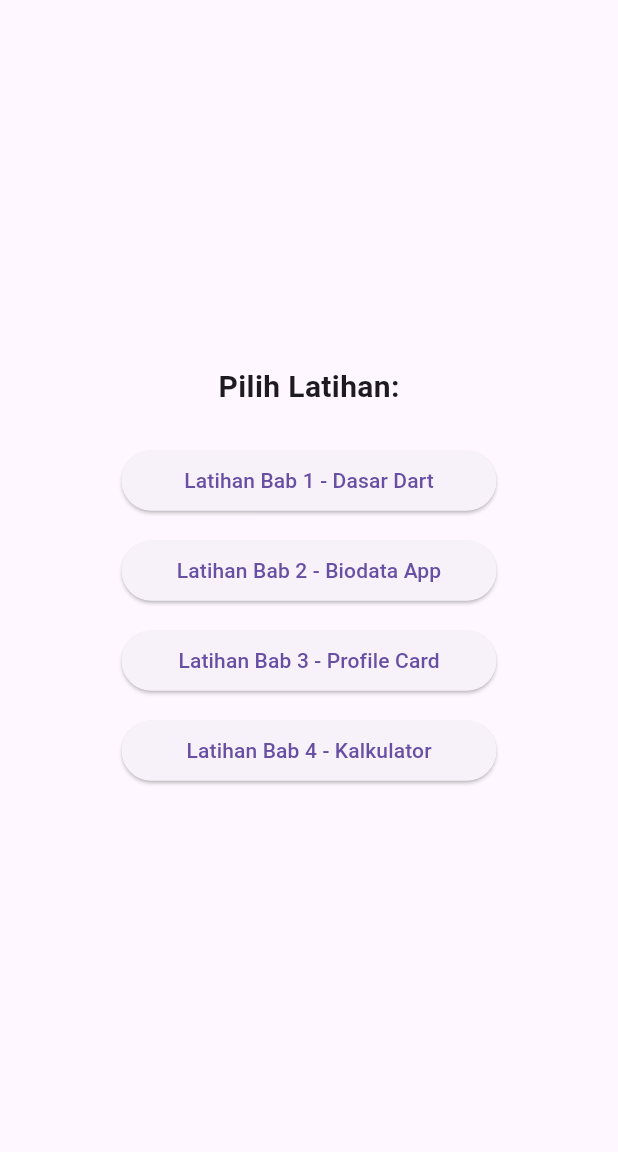
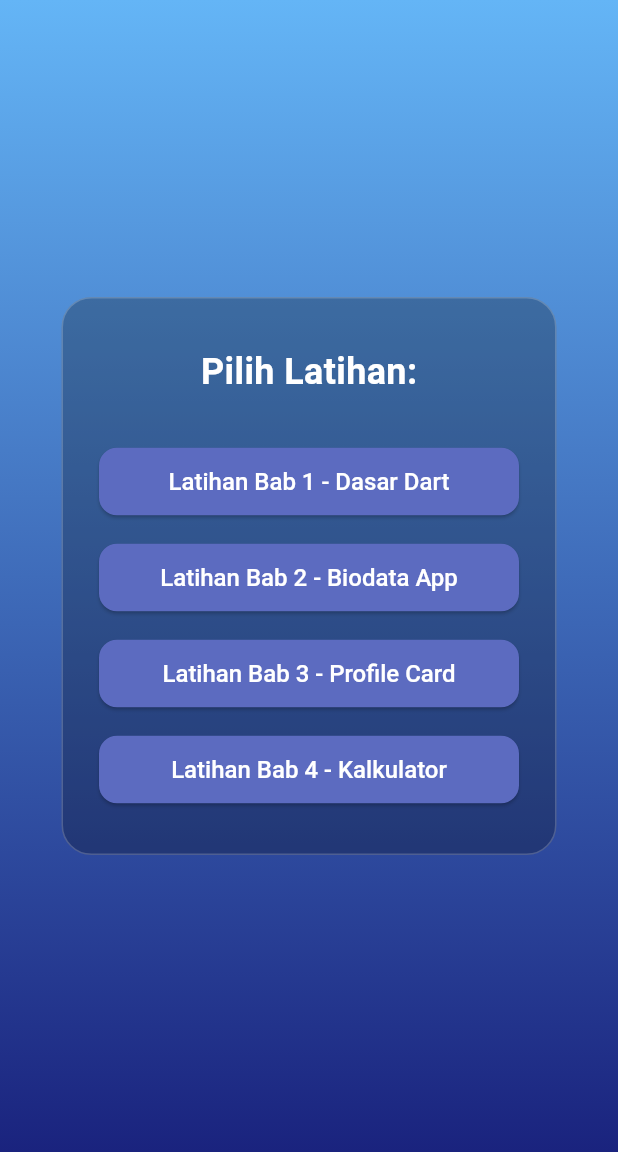
Before and after one commit to azzam380/Belajar_Flutter, a Flutter app: the screen it shows after launch, on a phone screen of 412 x 824 dp, the part 84-1236 px from its top. Run offline on Flutter 3.47's test engine with Material 3 defaults, Android fonts, the phone set to English and light mode, and no system bars.

Commit message:
second commit

```diff
--- a/lib/main.dart
+++ b/lib/main.dart
@@ -1,3 +1,5 @@
+// lib/main.dart
+
 import 'package:flutter/material.dart';
 import 'package:provider/provider.dart';
 
@@ -24,9 +26,25 @@ class MyApp extends StatelessWidget {
   Widget build(BuildContext context) {
     return MaterialApp(
       debugShowCheckedModeBanner: false,
-      title: 'Toko Online',
+      title: 'Belajar Flutter',
+      theme: ThemeData(
+        primarySwatch: Colors.indigo,
+        elevatedButtonTheme: ElevatedButtonThemeData(
+          style: ElevatedButton.styleFrom(
+            backgroundColor: Colors.indigo.shade400,
+            foregroundColor: Colors.white,
+            minimumSize: const Size(280, 45),
+            shape: RoundedRectangleBorder(
+              borderRadius: BorderRadius.circular(12),
+            ),
+            textStyle: const TextStyle(
+              fontSize: 16,
+              fontWeight: FontWeight.w500,
+            ),
+          ),
+        ),
+      ),
       initialRoute: '/',
-
       routes: {
         '/': (context) => const Homepage(),
         'Bab1': (context) => const Bab1(),
--- a/lib/pages/Homepage.dart
+++ b/lib/pages/Homepage.dart
@@ -1,9 +1,88 @@
-
-
 import 'package:flutter/material.dart';
 
-class Homepage extends StatelessWidget {
+// Fungsi main untuk menjalankan aplikasi
+void main() {
+  runApp(const MyApp());
+}
+
+class MyApp extends StatelessWidget {
+  const MyApp({super.key});
+
+  @override
+  Widget build(BuildContext context) {
+    return MaterialApp(
+      title: 'Belajar Flutter',
+      theme: ThemeData(
+        primarySwatch: Colors.indigo,
+        // Atur style default untuk ElevatedButton agar seragam
+        elevatedButtonTheme: ElevatedButtonThemeData(
+          style: ElevatedButton.styleFrom(
+            backgroundColor: Colors.indigo.shade400, // Warna tombol
+            foregroundColor: Colors.white, // Warna teks tombol
+            minimumSize: const Size(280, 45),
+            shape: RoundedRectangleBorder(
+              borderRadius: BorderRadius.circular(12),
+            ),
+            textStyle: const TextStyle(
+              fontSize: 16,
+              fontWeight: FontWeight.w500,
+            ),
+          ),
+        ),
+      ),
+      // Definisikan rute agar Navigator.pushNamed berfungsi
+      initialRoute: '/',
+      routes: {
+        '/': (context) => const Homepage(),
+        'Bab1': (context) => const PlaceholderScreen(chapter: 'Bab 1'),
+        'Bab2': (context) => const PlaceholderScreen(chapter: 'Bab 2'),
+        'Bab3': (context) => const PlaceholderScreen(chapter: 'Bab 3'),
+        'Bab4': (context) => const PlaceholderScreen(chapter: 'Bab 4'),
+      },
+    );
+  }
+}
+
+// Halaman utama dengan animasi dan gradasi
+class Homepage extends StatefulWidget {
   const Homepage({super.key});
+
+  @override
+  State<Homepage> createState() => _HomepageState();
+}
+
+class _HomepageState extends State<Homepage> with SingleTickerProviderStateMixin {
+  late AnimationController _controller;
+  late Animation<double> _fadeAnimation;
+  late Animation<double> _scaleAnimation;
+  late Animation<Offset> _slideAnimation;
+
+  @override
+  void initState() {
+    super.initState();
+    // Inisialisasi AnimationController
+    _controller = AnimationController(
+      vsync: this,
+      duration: const Duration(milliseconds: 800),
+    );
+
+    // Kurva animasi untuk memberikan efek 'mental' saat muncul
+    final curve = CurvedAnimation(parent: _controller, curve: Curves.easeOutBack);
+
+    // Kombinasi 3 animasi untuk 1 kontainer
+    _fadeAnimation = Tween<double>(begin: 0.0, end: 1.0).animate(curve);
+    _scaleAnimation = Tween<double>(begin: 0.7, end: 1.0).animate(curve);
+    _slideAnimation = Tween<Offset>(begin: const Offset(0, 0.5), end: Offset.zero).animate(curve);
+
+    // Mulai animasi
+    _controller.forward();
+  }
+
+  @override
+  void dispose() {
+    _controller.dispose();
+    super.dispose();
+  }
 
   @override
   Widget build(BuildContext context) {
@@ -18,54 +97,106 @@ class Homepage extends StatelessWidget {
           ),
         ),
       ),
-      body: Center(
+      // Gunakan Container untuk menambahkan latar belakang gradasi
+      body: Container(
+        width: double.infinity,
+        height: double.infinity,
+        decoration: BoxDecoration(
+          gradient: LinearGradient(
+            colors: [
+              Colors.blue.shade300, // Warna atas
+              Colors.indigo.shade900, // Warna bawah
+            ],
+            begin: Alignment.topCenter,
+            end: Alignment.bottomCenter,
+          ),
+        ),
+        child: Center(
+          // Gabungkan 3 transisi untuk efek yang kaya
+          child: FadeTransition(
+            opacity: _fadeAnimation,
+            child: SlideTransition(
+              position: _slideAnimation,
+              child: ScaleTransition(
+                scale: _scaleAnimation,
+                // 1. Semua elemen UI sekarang ada di dalam satu kontainer
+                child: Container(
+                  padding: const EdgeInsets.symmetric(horizontal: 24, vertical: 32),
+                  decoration: BoxDecoration(
+                    color: Colors.black.withOpacity(0.25), // Latar belakang semi-transparan
+                    borderRadius: BorderRadius.circular(20), // Sudut membulat
+                    border: Border.all(color: Colors.white.withOpacity(0.2)),
+                  ),
                   child: Column(
                     mainAxisAlignment: MainAxisAlignment.center,
+                    mainAxisSize: MainAxisSize.min, // Agar kontainer tidak memenuhi layar
                     children: [
                       const Text(
                         'Pilih Latihan:',
-              style: TextStyle(fontSize: 20, fontWeight: FontWeight.bold),
+                        style: TextStyle(
+                          fontSize: 24,
+                          fontWeight: FontWeight.bold,
+                          color: Colors.white,
                         ),
-            const SizedBox(height: 24),
+                      ),
+                      const SizedBox(height: 32),
                       ElevatedButton(
-              style: ElevatedButton.styleFrom(
-                minimumSize: const Size(250, 40),
-              ),
-              onPressed: () {
-                Navigator.pushNamed(context, 'Bab1');
-              },
+                        onPressed: () => Navigator.pushNamed(context, 'Bab1'),
                         child: const Text('Latihan Bab 1 - Dasar Dart'),
                       ),
-
-            const SizedBox(height: 12),
+                      const SizedBox(height: 16),
                       ElevatedButton(
-              style: ElevatedButton.styleFrom(minimumSize: const Size(250, 40)),
-              onPressed: () {
-                Navigator.pushNamed(context, 'Bab2');
-              },
+                        onPressed: () => Navigator.pushNamed(context, 'Bab2'),
                         child: const Text('Latihan Bab 2 - Biodata App'),
                       ),
-
-            const SizedBox(height: 12),
+                      const SizedBox(height: 16),
                       ElevatedButton(
-              style: ElevatedButton.styleFrom(minimumSize: const Size(250, 40)),
-              onPressed: () {
-                Navigator.pushNamed(context, 'Bab3');
-              },
+                        onPressed: () => Navigator.pushNamed(context, 'Bab3'),
                         child: const Text('Latihan Bab 3 - Profile Card'),
                       ),
-
-            const SizedBox(height: 12),
+                      const SizedBox(height: 16),
                       ElevatedButton(
-              style: ElevatedButton.styleFrom(minimumSize: const Size(250, 40)),
-              onPressed: () {
-                Navigator.pushNamed(context, 'Bab4');
-              },
+                        onPressed: () => Navigator.pushNamed(context, 'Bab4'),
                         child: const Text('Latihan Bab 4 - Kalkulator'),
                       ),
                     ],
                   ),
                 ),
+              ),
+            ),
+          ),
+        ),
+      ),
     );
   }
 }
+
+
+// Halaman Placeholder untuk tujuan navigasi
+class PlaceholderScreen extends StatelessWidget {
+  final String chapter;
+  const PlaceholderScreen({super.key, required this.chapter});
+
+  @override
+  Widget build(BuildContext context) {
+    return Scaffold(
+      appBar: AppBar(
+        backgroundColor: Colors.teal,
+        title: Text(
+          'Halaman $chapter',
+          style: const TextStyle(color: Colors.white),
+        ),
+        leading: IconButton(
+          icon: const Icon(Icons.arrow_back, color: Colors.white),
+          onPressed: () => Navigator.pop(context),
+        ),
+      ),
+      body: Center(
+        child: Text(
+          'Ini adalah halaman untuk $chapter.',
+          style: const TextStyle(fontSize: 20),
+        ),
+      ),
+    );
+  }
+}
```
Lines whose indentation alone changed are shown as unchanged.
